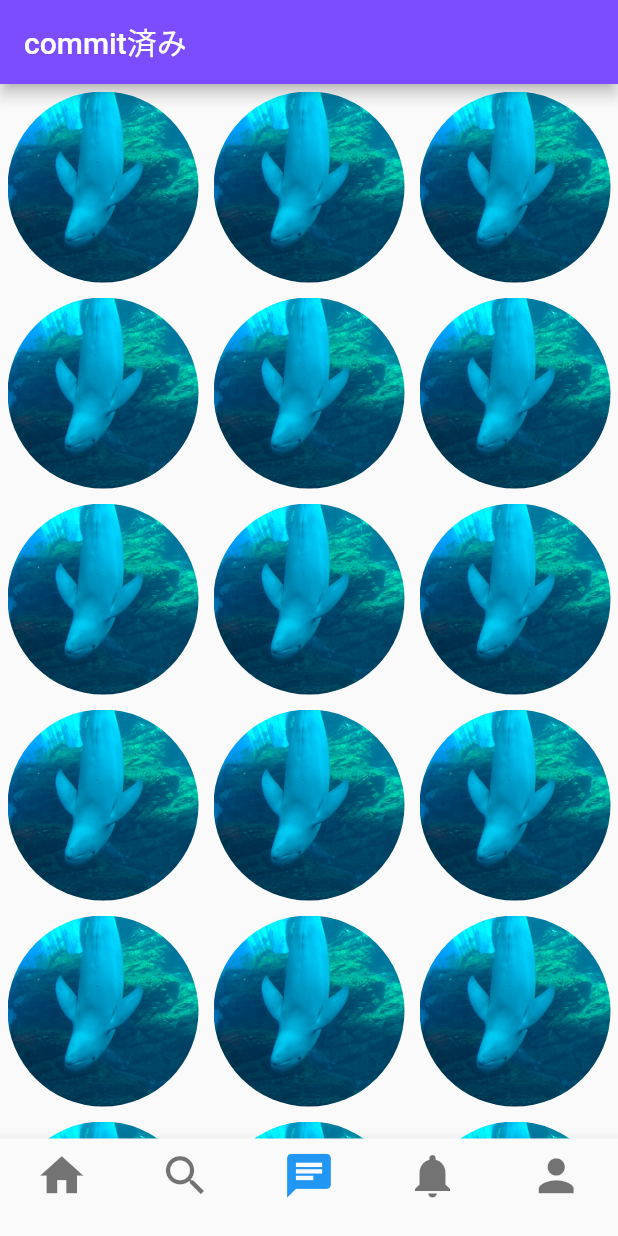
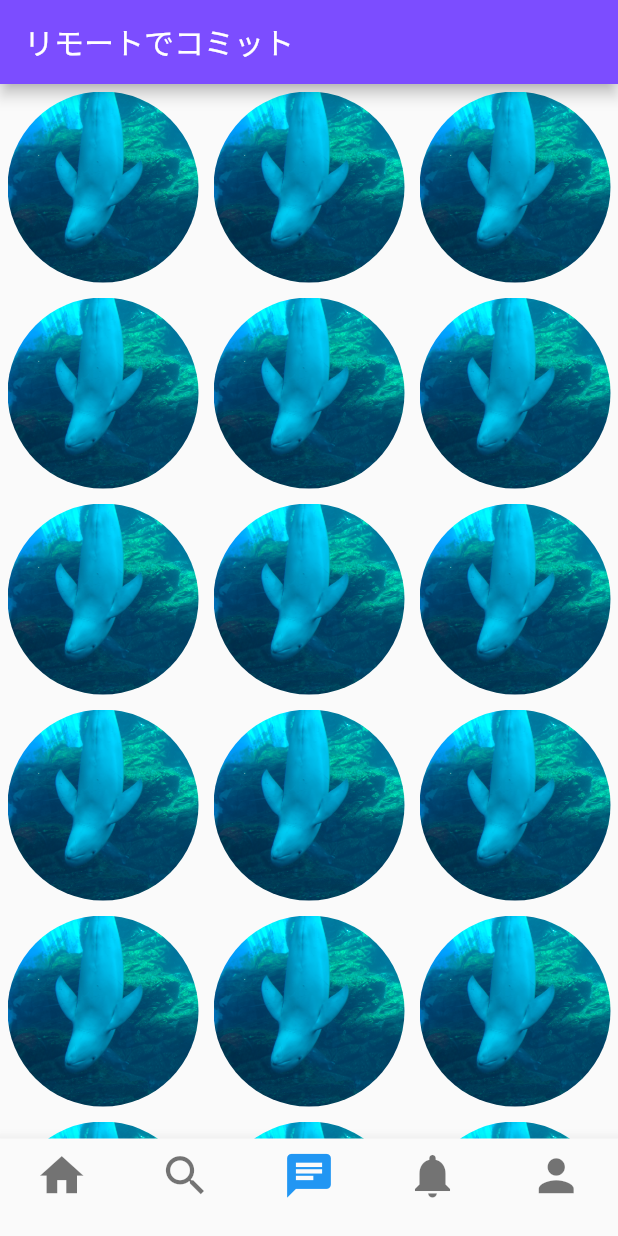
Before and after one commit to y-matsuura0715/chatAppWithFlutter, a Flutter app: the screen it shows after launch, item 3 of the bottom bar chosen, on a phone screen of 412 x 824 dp. Run offline on Flutter 3.47's test engine with Material 2 defaults, Android fonts, the phone set to English and light mode, and no system bars.

Commit message:
コンフリクト解消テスト

```diff
--- a/lib/presentation/view/chat.dart
+++ b/lib/presentation/view/chat.dart
@@ -10,7 +10,7 @@ class Chat extends StatelessWidget {
     return Scaffold(
       appBar: AppBar(
         backgroundColor: Colors.deepPurpleAccent,
-        title: const Text('commit済み'),
+        title: const Text('リモートでコミット'),
       ),
       body: Center(
         child: GridView.builder(
```
